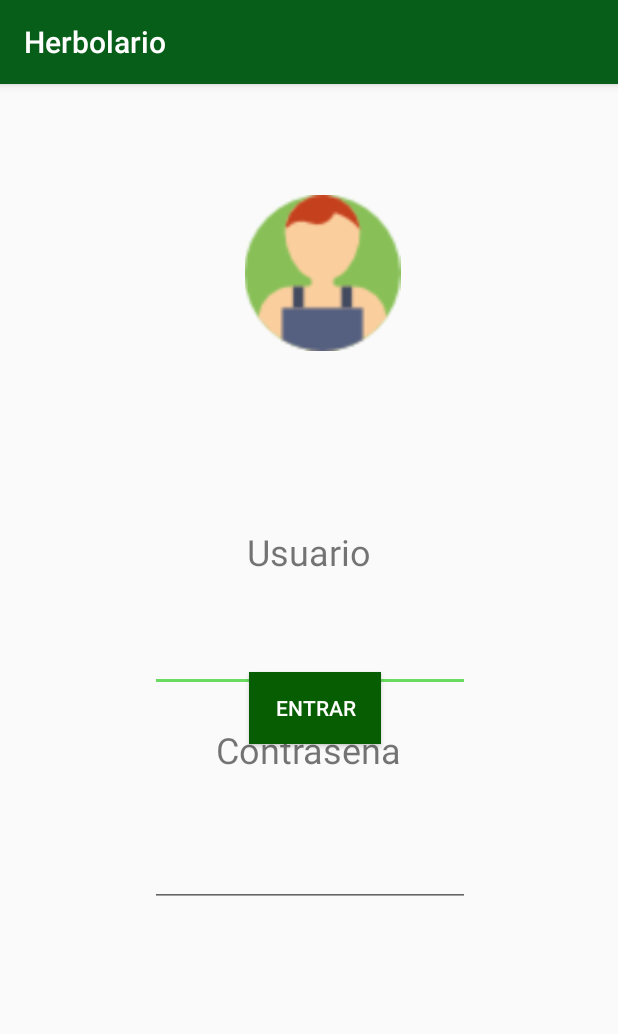
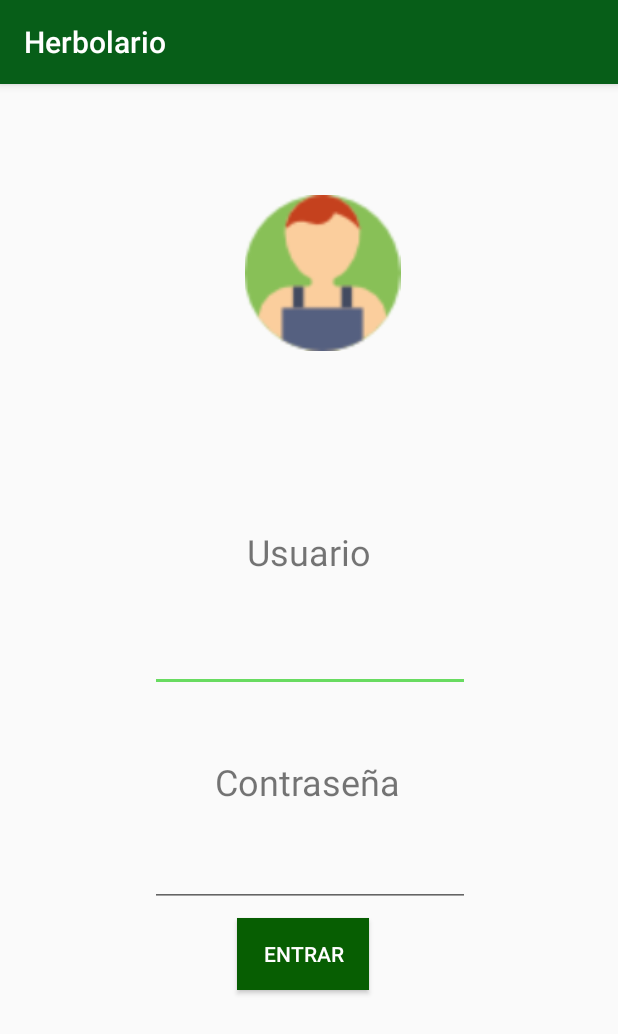
Before and after one commit to Cinthiaru/Plantitas, an Android app: the screen it shows after launch (MainActivity), on a phone screen of 412 x 824 dp. Shown: the top 1034 px of the screen. Run offline under Robolectric (Android 15) with nearby library versions, the phone set to English and light mode, and no system bars.

Commit message:
Mejore el boton

```diff
--- a/app/src/main/res/layout/activity_main.xml
+++ b/app/src/main/res/layout/activity_main.xml
@@ -52,9 +52,10 @@
         android:textSize="24sp"
         app:layout_constraintBottom_toBottomOf="parent"
         app:layout_constraintEnd_toEndOf="parent"
+        app:layout_constraintHorizontal_bias="0.498"
         app:layout_constraintStart_toStartOf="parent"
         app:layout_constraintTop_toTopOf="parent"
-        app:layout_constraintVertical_bias="0.583" />
+        app:layout_constraintVertical_bias="0.613" />
 
     <EditText
         android:id="@+id/editText2"
@@ -99,15 +100,15 @@
         android:layout_height="wrap_content"
         android:layout_marginStart="8dp"
         android:layout_marginLeft="8dp"
-        android:layout_marginTop="392dp"
+        android:layout_marginTop="556dp"
         android:layout_marginEnd="8dp"
         android:layout_marginRight="8dp"
         android:background="#075E02"
+        android:onClick="ingresar"
         android:text="Entrar"
         android:textColor="@android:color/white"
-        android:onClick="ingresar"
         app:layout_constraintEnd_toEndOf="parent"
-        app:layout_constraintHorizontal_bias="0.514"
+        app:layout_constraintHorizontal_bias="0.488"
         app:layout_constraintStart_toStartOf="parent"
         app:layout_constraintTop_toTopOf="parent" />
 
```
